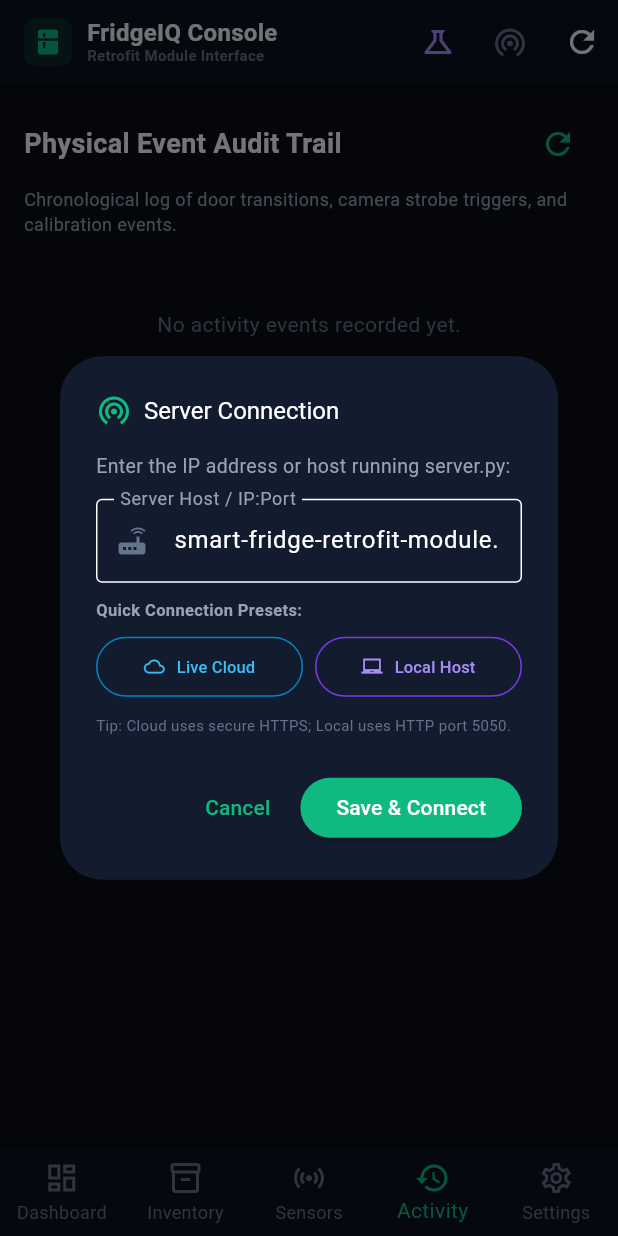
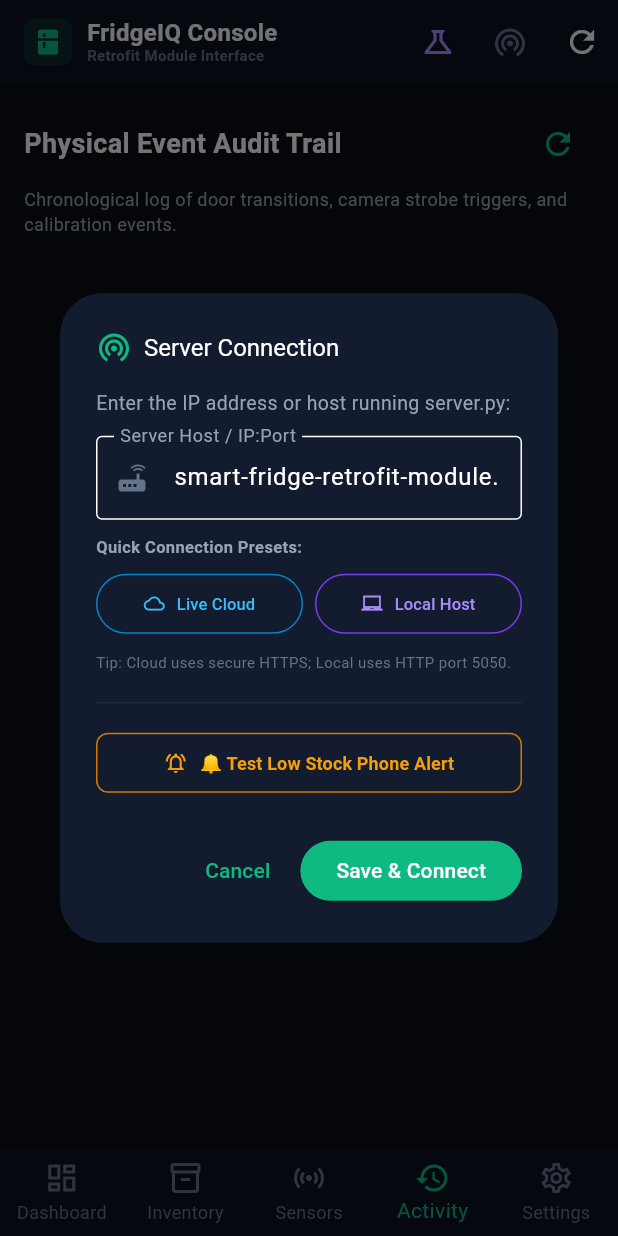
Before and after one commit to ash-sk06/smart-fridge-retrofit-module, a Flutter app: the screen it shows after launch, item 4 of the bottom bar chosen, after a tap on the "wifi tethering" icon, on a phone screen of 412 x 824 dp. Run offline on Flutter 3.47's test engine with Material 3 defaults, Android fonts, the light colour scheme and no system bars; our stand-ins replace flutter_local_notifications, shared_preferences; network calls fail.

Commit message:
feat(mobile): add native Android low-stock push notification alerts

```diff
--- a/mobile_app/lib/screens/home_screen.dart
+++ b/mobile_app/lib/screens/home_screen.dart
@@ -2,6 +2,7 @@ import 'dart:async';
 import 'package:flutter/material.dart';
 import '../models/inventory_model.dart';
 import '../services/api_service.dart';
+import '../services/notification_service.dart';
 import '../widgets/liquid_gauge_card.dart';
 import '../widgets/telemetry_header.dart';
 import '../widgets/shopping_list_card.dart';
@@ -16,6 +17,8 @@ class HomeScreen extends StatefulWidget {
 
 class _HomeScreenState extends State<HomeScreen> {
   final FridgeApiService _apiService = FridgeApiService();
+  final NotificationService _notificationService = NotificationService();
+  final Set<String> _alertedLowStockZones = {};
   int _currentTabIndex = 0;
 
   FridgeStatus? _status = FridgeStatus.defaultInitial();
@@ -37,6 +40,7 @@ class _HomeScreenState extends State<HomeScreen> {
 
   Future<void> _initConnection() async {
     _currentHost = await _apiService.getHost();
+    await _notificationService.initialize();
     await _refreshAll();
     // Background polling every 2.5s for live hardware telemetry sync
     _pollingTimer = Timer.periodic(const Duration(milliseconds: 2500), (_) {
@@ -63,7 +67,12 @@ class _HomeScreenState extends State<HomeScreen> {
       setState(() {
         if (status != null || inventory != null) {
           if (status != null) _status = status;
-          if (inventory != null) _state = inventory;
+          if (inventory != null) {
+            _state = inventory;
+            for (final item in inventory.inventory.values) {
+              _checkAndNotifyLowStock(item);
+            }
+          }
           _isConnected = true;
         } else {
           _isConnected = false;
@@ -149,7 +158,25 @@ class _HomeScreenState extends State<HomeScreen> {
     }
   }
 
+  void _checkAndNotifyLowStock(InventoryItem item) {
+    if (item.fillPercentage < 20.0 || item.status == 'LOW_STOCK') {
+      if (!_alertedLowStockZones.contains(item.zoneId)) {
+        _alertedLowStockZones.add(item.zoneId);
+        _notificationService.showLowStockNotification(
+          itemName: item.itemName,
+          remainingVolumeMl: item.remainingVolume.toInt(),
+          fillPercentage: item.fillPercentage.toInt(),
+          zoneId: item.zoneId,
+        );
+      }
+    } else {
+      // Re-arm alert when container is refilled / restocked above 20%
+      _alertedLowStockZones.remove(item.zoneId);
+    }
+  }
+
   void _simulateLocalResetFull() {
+    _alertedLowStockZones.clear();
     setState(() {
       _state = FridgeInventoryState.defaultInitial();
       _status = FridgeStatus.defaultInitial();
@@ -216,7 +243,9 @@ class _HomeScreenState extends State<HomeScreen> {
         item.remainingVolume = remainingVol;
         item.fillPercentage = fillPct;
         item.status = isLow ? 'LOW_STOCK' : 'OPTIMAL';
-        if (isLow && !_state!.shoppingList.any((s) => s.itemName.contains(item.itemName))) {
+        if (isLow) {
+          _checkAndNotifyLowStock(item);
+          if (!_state!.shoppingList.any((s) => s.itemName.contains(item.itemName))) {
             _state!.shoppingList.insert(0, ShoppingItem(
               id: DateTime.now().millisecondsSinceEpoch,
               itemName: item.itemName,
@@ -224,6 +253,9 @@ class _HomeScreenState extends State<HomeScreen> {
               isBought: false,
               addedAt: 'Just now',
             ));
+          }
+        } else {
+          _alertedLowStockZones.remove(item.zoneId);
         }
       });
       if (mounted) {
@@ -248,6 +280,7 @@ class _HomeScreenState extends State<HomeScreen> {
         item.remainingVolume = zoneId == 'zone1' ? 145.0 : 75.0;
         item.fillPercentage = zoneId == 'zone1' ? 15.0 : 15.0;
         item.status = 'LOW_STOCK';
+        _checkAndNotifyLowStock(item);
         if (!_state!.shoppingList.any((s) => s.itemName.contains(item.itemName))) {
           _state!.shoppingList.insert(0, ShoppingItem(
             id: DateTime.now().millisecondsSinceEpoch,
@@ -668,6 +701,34 @@ class _HomeScreenState extends State<HomeScreen> {
               const Text(
                 'Tip: Cloud uses secure HTTPS; Local uses HTTP port 5050.',
                 style: TextStyle(fontSize: 10, color: Color(0xFF64748B)),
+              ),
+              const SizedBox(height: 12),
+              const Divider(color: Color(0xFF1E293B)),
+              const SizedBox(height: 8),
+              SizedBox(
+                width: double.infinity,
+                child: OutlinedButton.icon(
+                  onPressed: () async {
+                    await _notificationService.showTestNotification();
+                    if (context.mounted) {
+                      ScaffoldMessenger.of(context).showSnackBar(
+                        const SnackBar(
+                          content: Text('🔔 Low stock notification sent! Check phone status bar.'),
+                          backgroundColor: Color(0xFF10B981),
+                        ),
+                      );
+                    }
+                  },
+                  icon: const Icon(Icons.notifications_active_outlined, size: 16),
+                  label: const Text('🔔 Test Low Stock Phone Alert',
+                      style: TextStyle(fontSize: 12, fontWeight: FontWeight.bold)),
+                  style: OutlinedButton.styleFrom(
+                    foregroundColor: const Color(0xFFF59E0B),
+                    side: const BorderSide(color: Color(0xFFD97706)),
+                    padding: const EdgeInsets.symmetric(vertical: 10),
+                    shape: RoundedRectangleBorder(borderRadius: BorderRadius.circular(8)),
+                  ),
+                ),
               ),
             ],
           ),
--- /dev/null
+++ b/mobile_app/lib/services/notification_service.dart
@@ -0,0 +1,126 @@
+import 'dart:typed_data';
+import 'package:flutter/material.dart';
+import 'package:flutter_local_notifications/flutter_local_notifications.dart';
+
+class NotificationService {
+  static final NotificationService _instance = NotificationService._internal();
+  factory NotificationService() => _instance;
+  NotificationService._internal();
+
+  final FlutterLocalNotificationsPlugin _notificationsPlugin = FlutterLocalNotificationsPlugin();
+  bool _isInitialized = false;
+
+  static const String lowStockChannelId = 'fridge_low_stock';
+  static const String lowStockChannelName = 'FridgeIQ Stock Alerts';
+  static const String lowStockChannelDesc =
+      'Sends instant reminders when refrigerator stock drops below minimum capacity';
+
+  /// Initializes the local notification plugin and configures the Android channel
+  Future<void> initialize() async {
+    if (_isInitialized) return;
+
+    const androidSettings = AndroidInitializationSettings('@mipmap/ic_launcher');
+    const darwinSettings = DarwinInitializationSettings(
+      requestAlertPermission: true,
+      requestBadgePermission: true,
+      requestSoundPermission: true,
+    );
+
+    const initSettings = InitializationSettings(
+      android: androidSettings,
+      iOS: darwinSettings,
+      macOS: darwinSettings,
+    );
+
+    await _notificationsPlugin.initialize(
+      initSettings,
+      onDidReceiveNotificationResponse: (NotificationResponse response) {
+        // Can handle notification click navigation if needed
+      },
+    );
+
+    // Create high-importance notification channel for Android 8.0+
+    final androidChannel = AndroidNotificationChannel(
+      lowStockChannelId,
+      lowStockChannelName,
+      description: lowStockChannelDesc,
+      importance: Importance.max,
+      playSound: true,
+      enableVibration: true,
+      vibrationPattern: Int64List.fromList([0, 250, 250, 250]),
+    );
+
+    final androidImplementation = _notificationsPlugin
+        .resolvePlatformSpecificImplementation<AndroidFlutterLocalNotificationsPlugin>();
+
+    if (androidImplementation != null) {
+      await androidImplementation.createNotificationChannel(androidChannel);
+      // Request POST_NOTIFICATIONS permission on Android 13+
+      await androidImplementation.requestNotificationsPermission();
+    }
+
+    _isInitialized = true;
+  }
+
+  /// Sends a heads-up system push notification for low stock with exact item details
+  Future<void> showLowStockNotification({
+    required String itemName,
+    required int remainingVolumeMl,
+    required int fillPercentage,
+    required String zoneId,
+  }) async {
+    await initialize();
+
+    final title = '🚨 Low Stock Alert: $itemName';
+    final body =
+        '$itemName is running low ($remainingVolumeMl ml remaining • $fillPercentage%). Added to grocery replenishment list.';
+
+    final androidDetails = AndroidNotificationDetails(
+      lowStockChannelId,
+      lowStockChannelName,
+      channelDescription: lowStockChannelDesc,
+      importance: Importance.max,
+      priority: Priority.high,
+      ticker: 'Low Stock Alert: $itemName',
+      icon: '@mipmap/ic_launcher',
+      color: const Color(0xFFEF4444),
+      playSound: true,
+      enableVibration: true,
+      styleInformation: BigTextStyleInformation(
+        body,
+        contentTitle: title,
+        summaryText: 'FridgeIQ Refrigerator Retrofit Alert',
+      ),
+    );
+
+    const darwinDetails = DarwinNotificationDetails(
+      presentAlert: true,
+      presentBadge: true,
+      presentSound: true,
+    );
+
+    final notificationDetails = NotificationDetails(
+      android: androidDetails,
+      iOS: darwinDetails,
+      macOS: darwinDetails,
+    );
+
+    final notificationId = zoneId.hashCode.abs() % 10000;
+    await _notificationsPlugin.show(
+      notificationId,
+      title,
+      body,
+      notificationDetails,
+    );
+  }
+
+  /// Showcase test notification for faculty presentation
+  Future<void> showTestNotification() async {
+    await showLowStockNotification(
+      itemName: 'Pasteurized Whole Milk',
+      remainingVolumeMl: 145,
+      fillPercentage: 15,
+      zoneId: 'zone1',
+    );
+  }
+}
--- a/mobile_app/pubspec.yaml
+++ b/mobile_app/pubspec.yaml
@@ -12,6 +12,7 @@ dependencies:
   http: ^1.2.0
   intl: ^0.19.0
   shared_preferences: ^2.2.2
+  flutter_local_notifications: ^17.2.3
 
 dev_dependencies:
   flutter_test:
```
Also changed, not shown: mobile_app/pubspec.lock, 3 other files. Lines whose indentation alone changed are shown as unchanged.
